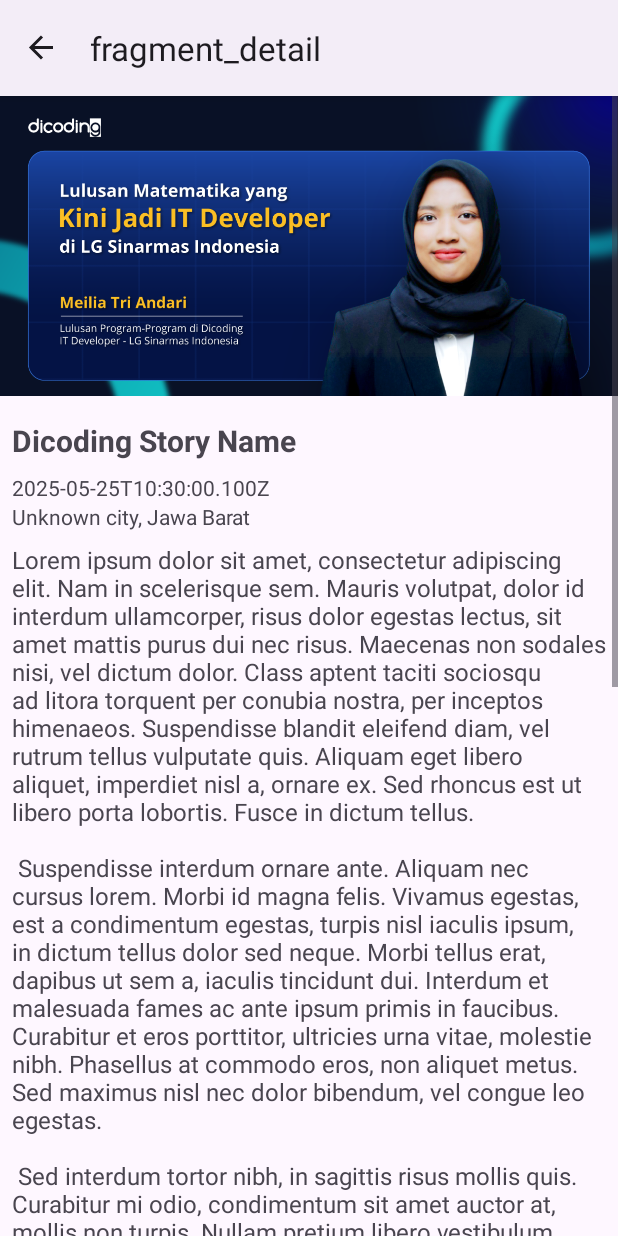
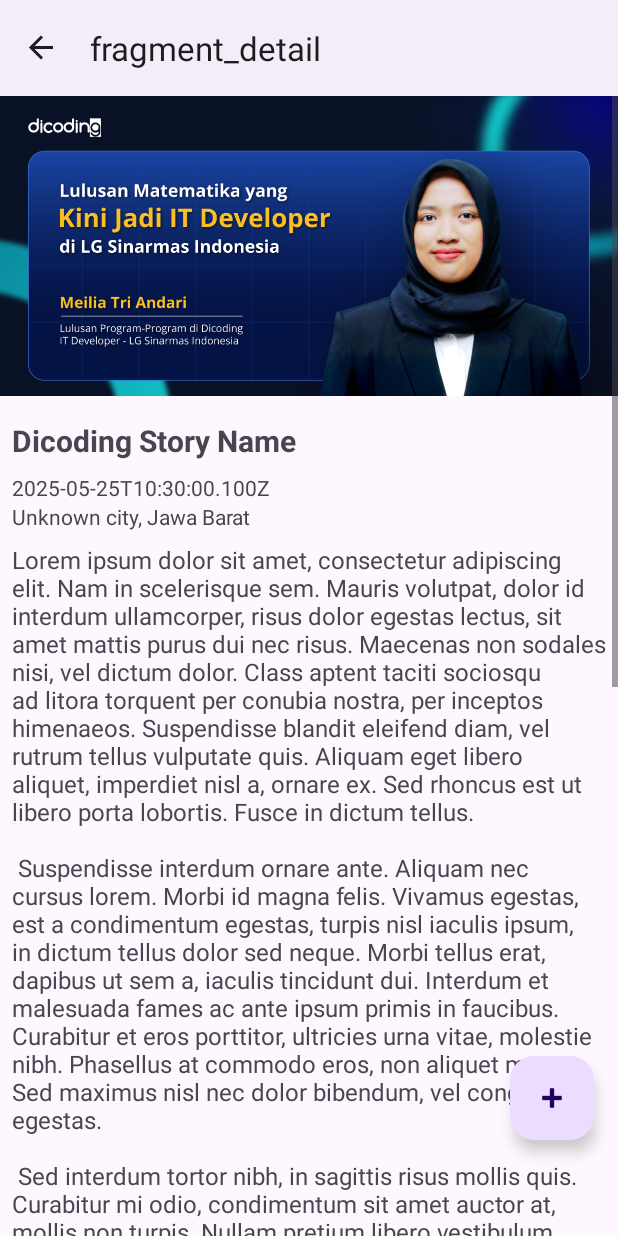
Before and after one commit to akhsaul/Dicoding-Story-UI, an Android app: the screen it shows after launch (MainActivity), after a tap on "Dicoding Story Name", on a phone screen of 412 x 824 dp. Run offline under Robolectric (Android 15) with nearby library versions, the light colour scheme and no system bars; our stand-ins replace navigation-ui.

Commit message:
Container Transform for entering has been fixed

```diff
--- a/app/src/main/java/org/akhsaul/dicoding/story/ui/DetailFragment.kt
+++ b/app/src/main/java/org/akhsaul/dicoding/story/ui/DetailFragment.kt
@@ -21,10 +21,7 @@
     override fun onCreate(savedInstanceState: Bundle?) {
         super.onCreate(savedInstanceState)
         viewModel.setStory(args.shareData)
-        sharedElementEnterTransition = MaterialContainerTransform().apply {
-            drawingViewId = R.id.fragmentContainerView
-            containerColor = Color.TRANSPARENT
-        }
+        sharedElementEnterTransition = MaterialContainerTransform(requireContext(), true)
     }
 
     override fun onCreateView(
--- a/app/src/main/java/org/akhsaul/dicoding/story/ui/HomeFragment.kt
+++ b/app/src/main/java/org/akhsaul/dicoding/story/ui/HomeFragment.kt
@@ -27,8 +27,8 @@
         super.onCreate(savedInstanceState)
         viewModel.init(getString(R.string.lorem_ipsum))
 
-        //exitTransition = Hold()
-        reenterTransition = MaterialElevationScale(/* growing= */ true)
+        exitTransition = MaterialElevationScale(false)
+        reenterTransition = MaterialElevationScale(true)
     }
 
     override fun onCreateView(
--- a/app/src/main/java/org/akhsaul/dicoding/story/ui/MainActivity.kt
+++ b/app/src/main/java/org/akhsaul/dicoding/story/ui/MainActivity.kt
@@ -23,12 +23,12 @@
         super.onCreate(savedInstanceState)
         enableEdgeToEdge()
         _binding = ActivityMainBinding.inflate(layoutInflater)
-        setContentView(binding.root)
         ViewCompat.setOnApplyWindowInsetsListener(binding.root) { view, insets ->
             val systemBars = insets.getInsets(WindowInsetsCompat.Type.systemBars())
             view.setPadding(systemBars.left, systemBars.top, systemBars.right, systemBars.bottom)
             WindowInsetsCompat.CONSUMED
         }
+        setContentView(binding.root)
     }
 
     override fun onStart() {
--- a/app/src/main/res/layout/activity_main.xml
+++ b/app/src/main/res/layout/activity_main.xml
@@ -15,6 +15,16 @@
         app:defaultNavHost="true"
         app:navGraph="@navigation/nav_graph" />
 
+    <com.google.android.material.floatingactionbutton.FloatingActionButton
+        android:id="@+id/btnAddStory"
+        android:layout_width="wrap_content"
+        android:layout_height="wrap_content"
+        android:layout_gravity="bottom|end"
+        android:layout_marginEnd="16dp"
+        android:layout_marginBottom="64dp"
+        android:contentDescription="Button Add Story"
+        app:srcCompat="@android:drawable/ic_input_add" />
+
     <com.google.android.material.progressindicator.CircularProgressIndicator
         android:id="@+id/mainProgressBar"
         android:layout_width="wrap_content"
--- a/app/src/main/res/layout/fragment_detail.xml
+++ b/app/src/main/res/layout/fragment_detail.xml
@@ -4,6 +4,7 @@
     xmlns:tools="http://schemas.android.com/tools"
     android:layout_width="match_parent"
     android:layout_height="match_parent"
+    android:background="?attr/colorSurface"
     tools:context=".DetailFragment">
 
     <androidx.constraintlayout.widget.ConstraintLayout
--- a/app/src/main/res/layout/item_story.xml
+++ b/app/src/main/res/layout/item_story.xml
@@ -14,7 +14,7 @@
         <ImageView
             android:id="@+id/iv_item_photo"
             android:layout_width="0dp"
-            android:layout_height="200dp"
+            android:layout_height="100dp"
             android:contentDescription="image"
             android:scaleType="centerCrop"
             app:layout_constraintEnd_toEndOf="parent"
```
